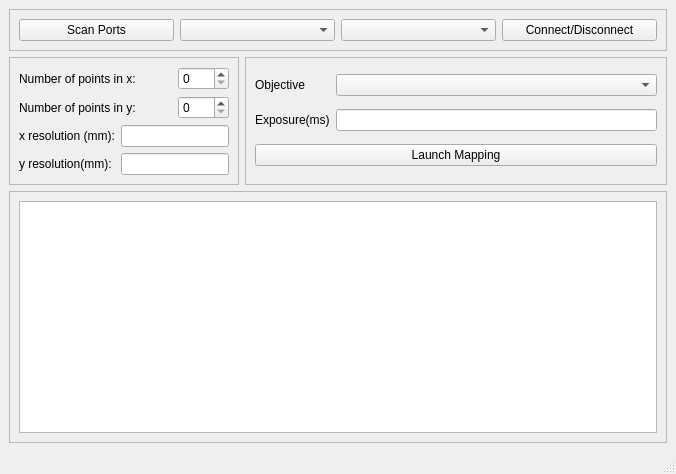
Before: the Qt Designer form Main/UI/main_window.ui in PierreBouvet/MS200_map, drawn with Qt 5.
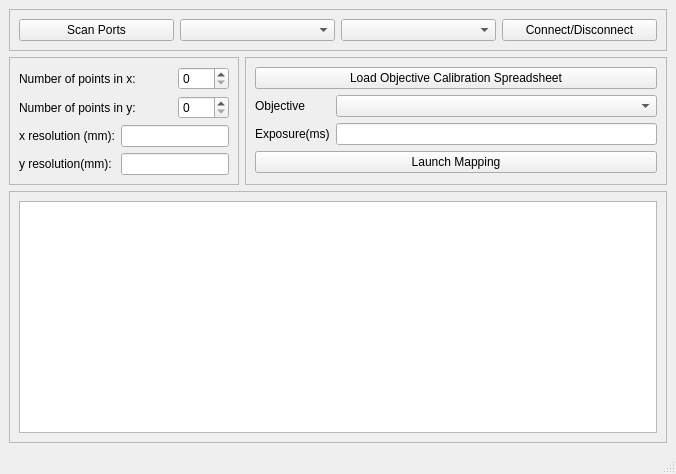
After: the same form once the commit is applied.

Commit message: Change of approach to loading objective spreadsheet

The edit to the form file:
```diff
--- a/Main/UI/main_window.ui
+++ b/Main/UI/main_window.ui
@@ -123,32 +123,39 @@
        <enum>QFrame::Shadow::Raised</enum>
       </property>
       <layout class="QGridLayout" name="gridLayout_4">
-       <item row="0" column="1">
+       <item row="2" column="1">
+        <widget class="QLineEdit" name="le_Exposure"/>
+       </item>
+       <item row="1" column="1">
         <widget class="QComboBox" name="cb_Objective"/>
        </item>
-       <item row="0" column="0">
+       <item row="1" column="0">
         <widget class="QLabel" name="l_Objective">
          <property name="text">
           <string>Objective</string>
          </property>
         </widget>
        </item>
-       <item row="2" column="0" colspan="2">
-        <widget class="QPushButton" name="b_Launch">
-         <property name="text">
-          <string>Launch Mapping</string>
-         </property>
-        </widget>
-       </item>
-       <item row="1" column="0">
+       <item row="2" column="0">
         <widget class="QLabel" name="l_Exposure">
          <property name="text">
           <string>Exposure(ms)</string>
          </property>
         </widget>
        </item>
-       <item row="1" column="1">
-        <widget class="QLineEdit" name="le_Exposure"/>
+       <item row="3" column="0" colspan="2">
+        <widget class="QPushButton" name="b_Launch">
+         <property name="text">
+          <string>Launch Mapping</string>
+         </property>
+        </widget>
+       </item>
+       <item row="0" column="0" colspan="2">
+        <widget class="QPushButton" name="b_LoadObjective">
+         <property name="text">
+          <string>Load Objective Calibration Spreadsheet</string>
+         </property>
+        </widget>
        </item>
       </layout>
      </widget>
```
Left out of the diff: 2 changed lines with no effect on the pictures. The commit also changes 2 other files.
